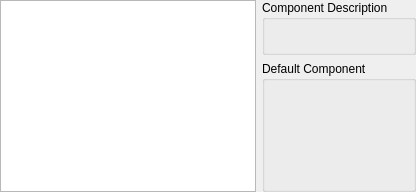
Qt form kcontrol/componentchooser/componentchooser_ui.ui (KDE/kde-runtime) before a commit.
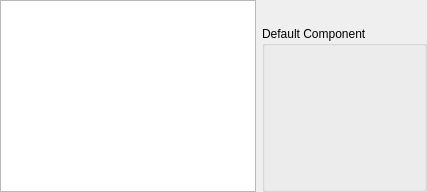
The same form after that commit. Custom widgets are drawn as their Qt base class.

Commit message: GUI: Removed a Group Box, now the UI is less cluttered.

Patch:
```diff
--- a/kcontrol/componentchooser/componentchooser_ui.ui
+++ b/kcontrol/componentchooser/componentchooser_ui.ui
@@ -2,12 +2,26 @@
 <ui version="4.0">
  <class>ComponentChooser_UI</class>
  <widget class="QWidget" name="ComponentChooser_UI">
+  <property name="geometry">
+   <rect>
+    <x>0</x>
+    <y>0</y>
+    <width>427</width>
+    <height>192</height>
+   </rect>
+  </property>
   <layout class="QGridLayout">
    <property name="margin">
     <number>0</number>
    </property>
-   <item row="1" column="1">
+   <item row="2" column="1">
     <widget class="QGroupBox" name="GroupBox1">
+     <property name="sizePolicy">
+      <sizepolicy hsizetype="Preferred" vsizetype="Preferred">
+       <horstretch>0</horstretch>
+       <verstretch>0</verstretch>
+      </sizepolicy>
+     </property>
      <property name="whatsThis">
       <string>Here you can change the component program. Components are programs that handle basic tasks, like the terminal emulator, the text editor and the email client. Different KDE applications sometimes need to invoke a console emulator, send a mail or display some text. To do so consistently, these applications always call the same components. You can choose here which programs these components are.</string>
      </property>
@@ -21,29 +35,7 @@
      </layout>
     </widget>
    </item>
-   <item row="0" column="1">
-    <widget class="QGroupBox" name="GroupBox2">
-     <property name="whatsThis">
-      <string>Here you can read a small description of the currently selected component. To change the selected component, click on the list to the left. To change the component program,  please choose it below.</string>
-     </property>
-     <property name="title">
-      <string>Component Description</string>
-     </property>
-     <layout class="QVBoxLayout">
-      <item>
-       <widget class="QLabel" name="ComponentDescription">
-        <property name="alignment">
-         <set>Qt::AlignLeading|Qt::AlignLeft|Qt::AlignTop</set>
-        </property>
-        <property name="wordWrap">
-         <bool>true</bool>
-        </property>
-       </widget>
-      </item>
-     </layout>
-    </widget>
-   </item>
-   <item row="0" column="0" rowspan="2">
+   <item row="0" column="0" rowspan="3">
     <widget class="KListWidget" name="ServiceChooser">
      <property name="whatsThis">
       <string>&lt;qt&gt;
@@ -56,6 +48,22 @@
      </property>
     </widget>
    </item>
+   <item row="1" column="1">
+    <widget class="QLabel" name="ComponentDescription">
+     <property name="sizePolicy">
+      <sizepolicy hsizetype="Preferred" vsizetype="Fixed">
+       <horstretch>0</horstretch>
+       <verstretch>0</verstretch>
+      </sizepolicy>
+     </property>
+     <property name="alignment">
+      <set>Qt::AlignLeading|Qt::AlignLeft|Qt::AlignTop</set>
+     </property>
+     <property name="wordWrap">
+      <bool>true</bool>
+     </property>
+    </widget>
+   </item>
   </layout>
  </widget>
  <customwidgets>
```
Left out of the diff: 2 changed lines with no effect on the pictures.
